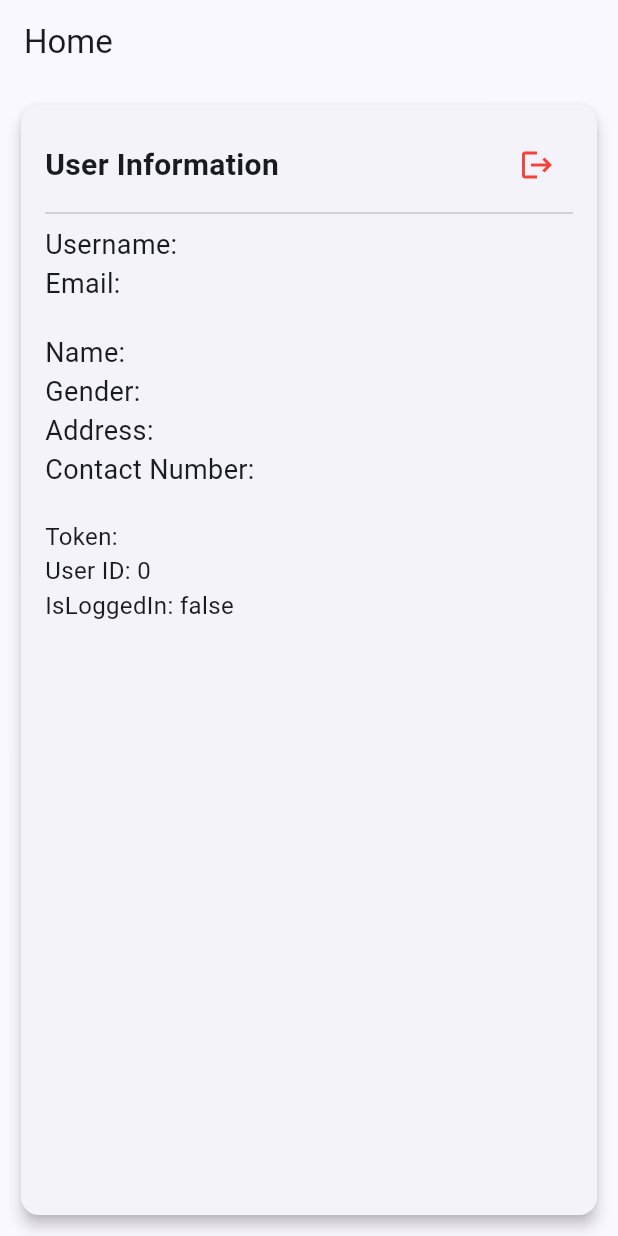
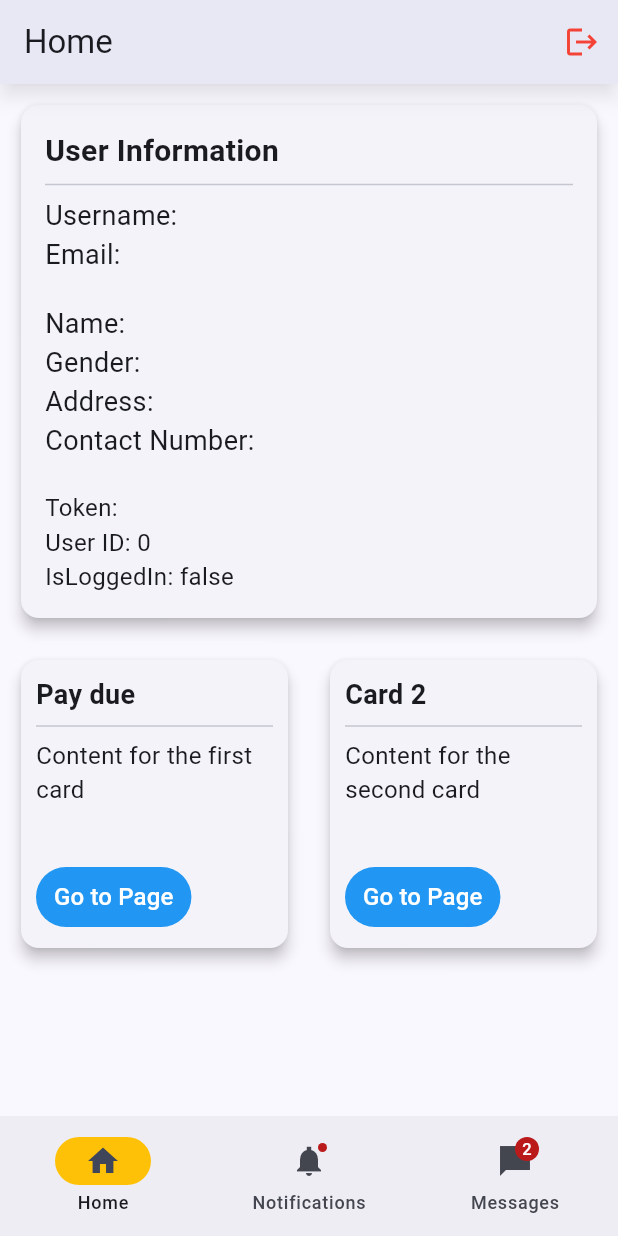
Before and after one commit to PleaseHelpNorvin/AManagement, a Flutter app: the Home screen opened directly with empty values, on a phone screen of 412 x 824 dp. Run offline on Flutter 3.47's test engine with Material 3 defaults, Android fonts, the light colour scheme and no system bars; our stand-ins replace hive, hive_flutter, shared_preferences; accounts and stored records are empty.

Commit message:
updates on mobile

```diff
--- a/Amanagement-mobile/amanagement_flutter/lib/main_app.dart
+++ b/Amanagement-mobile/amanagement_flutter/lib/main_app.dart
@@ -14,6 +14,7 @@ class MainApp extends StatelessWidget {
         ),
       ),
       home: const Login(),  // Navigate directly to the Login screen
+
     );
   }
 }
--- a/Amanagement-mobile/amanagement_flutter/lib/pages/home.dart
+++ b/Amanagement-mobile/amanagement_flutter/lib/pages/home.dart
@@ -1,7 +1,9 @@
-// import 'package:amanagement_flutter/model/authmodels/client_info.dart';
-// import 'package:amanagement_flutter/model/authmodels/user_info.dart';
-import '../model/authmodels/user.dart';
+import 'package:amanagement_flutter/model/authmodels/user.dart';
 import 'package:amanagement_flutter/pages/login.dart';
+import 'package:amanagement_flutter/pages/adminmessage.dart';
+import 'package:amanagement_flutter/pages/paydue.dart';
+import 'package:amanagement_flutter/pages/secondpage.dart';
+
 import 'package:amanagement_flutter/utils/httpmethods.dart';
 import 'package:flutter/material.dart';
 import 'package:hive/hive.dart';
@@ -24,18 +26,100 @@ class Home extends StatefulWidget {
   _HomeState createState() => _HomeState();
 }
 
+class _HomeState extends State<Home> {
+  int currentPageIndex = 0; // Track selected page
 
-class _HomeState extends State<Home> {
   @override
   Widget build(BuildContext context) {
     return Scaffold(
       appBar: AppBar(
       automaticallyImplyLeading: false,
       title: const Text("Home"),
+      elevation: 5.0,  // Sets the height of the shadow
+      shadowColor: Colors.black.withOpacity(0.4), // Set the color of the shadow
+      actions: [
+        IconButton(
+          icon: const Icon(Icons.logout, color: Colors.red),
+          onPressed: _logout,
         ),
-      body: Padding(
+      ],
+    ),
+      bottomNavigationBar: NavigationBar(
+        onDestinationSelected: (int index) {
+          setState(() {
+            currentPageIndex = index;
+          });
+        },
+        indicatorColor: Colors.amber,
+        selectedIndex: currentPageIndex,
+        destinations: const <Widget>[
+          NavigationDestination(
+            selectedIcon: Icon(Icons.home),
+            icon: Icon(Icons.home_outlined),
+            label: 'Home',
+          ),
+          NavigationDestination(
+            icon: Badge(child: Icon(Icons.notifications_sharp)),
+            label: 'Notifications',
+          ),
+          NavigationDestination(
+            icon: Badge(
+              label: Text('2'),
+              child: Icon(Icons.messenger_sharp),
+            ),
+            label: 'Messages',
+          ),
+        ],
+      ),
+      body: <Widget>[
+        // Home Page Content
+        Padding(
           padding: const EdgeInsets.all(10.0),
-        child: Card(
+          child: Column(
+            crossAxisAlignment: CrossAxisAlignment.start,
+            children: [
+              _buildUserInfoCard(),
+              const SizedBox(height: 20),
+              _buildSmallerCards(),
+            ],
+          ),
+        ),
+        // Notifications Page Content
+        const Padding(
+          padding: EdgeInsets.all(8.0),
+          child: Column(
+            children: <Widget>[
+              Card(
+                child: ListTile(
+                  leading: Icon(Icons.notifications_sharp),
+                  title: Text('Notification 1'),
+                  subtitle: Text('This is a notification'),
+                ),
+              ),
+              Card(
+                child: ListTile(
+                  leading: Icon(Icons.notifications_sharp),
+                  title: Text('Notification 2'),
+                  subtitle: Text('This is a notification'),
+                ),
+              ),
+            ],
+          ),
+        ),
+        // Messages Page Content
+        ListView.builder(
+          reverse: true,
+          itemCount: 2,
+          itemBuilder: (BuildContext context, int index) {
+            return _buildMessage(index);
+          },
+        ),
+      ][currentPageIndex], // Display content based on selected tab
+    );
+  }
+
+  Widget _buildUserInfoCard() {
+    return Card(
       elevation: 4,
       shape: RoundedRectangleBorder(
         borderRadius: BorderRadius.circular(12),
@@ -45,18 +129,9 @@ class _HomeState extends State<Home> {
         child: Column(
           crossAxisAlignment: CrossAxisAlignment.start,
           children: [
-                Row(
-                  mainAxisAlignment: MainAxisAlignment.spaceBetween,
-                  children: [
             const Text(
               "User Information",
               style: TextStyle(fontSize: 20, fontWeight: FontWeight.bold),
-                    ),
-                    IconButton(
-                      icon: const Icon(Icons.logout, color: Colors.red),
-                      onPressed: _logout,
-                    ),
-                  ],
             ),
             const Divider(),
             Text("Username: ${widget.userInfo.username}", style: const TextStyle(fontSize: 18)),
@@ -73,11 +148,152 @@ class _HomeState extends State<Home> {
           ],
         ),
       ),
+    );
+  }
+
+  // Widget _buildSmallerCards() {
+  //   return Row(
+  //     mainAxisAlignment: MainAxisAlignment.spaceBetween,
+  //     children: [
+  //       _buildCard(
+  //         "Pay due",
+  //         "Content for the first card",
+  //         () {
+  //           Navigator.push
+  //         }
+
+  //         ),
+  //       _buildCard("Card 2", "Content for the second card"),
+  //     ],
+  //   );
+  // }
+  Widget _buildSmallerCards() {
+  return Row(
+    mainAxisAlignment: MainAxisAlignment.spaceBetween,
+    children: [
+      _buildCard(
+        "Pay due",
+        "Content for the first card",
+        PayDuePage(), // Directly pass the widget class
+      ),
+      _buildCard(
+        "Card 2",
+        "Content for the second card",
+        SecondPage(), // Directly pass the widget class
+      ),
+    ],
+  );
+}
+
+Widget _buildCard(String title, String content, Widget page) {
+  return Container(
+    width: (MediaQuery.of(context).size.width - 40) / 2, // Half the width of the screen minus padding
+    height: 200,
+    child: Card(
+      elevation: 4,
+      shape: RoundedRectangleBorder(
+        borderRadius: BorderRadius.circular(12),
+      ),
+      child: Padding(
+        padding: const EdgeInsets.all(10.0),
+        child: Column(
+          crossAxisAlignment: CrossAxisAlignment.start,
+          children: [
+            Text(title, style: const TextStyle(fontSize: 18, fontWeight: FontWeight.bold)),
+            const Divider(),
+            Text(content, style: const TextStyle(fontSize: 16)),
+            const Spacer(), // Add spacer to push the button to the bottom
+            TextButton(
+              onPressed: () {
+                // Directly push the page class (no need for route name)
+                Navigator.push(
+                  context,
+                  MaterialPageRoute(builder: (context) => page),
+                );
+              },
+              child: const Text('Go to Page', style: TextStyle(fontSize: 16)),
+              style: TextButton.styleFrom(
+                foregroundColor: Colors.white, backgroundColor: Colors.blue, // Button background color
+              ),
+            ),
+          ],
+        ),
       ),
     ),
   );
 }
 
+
+
+//   Widget _buildCard(String title, String content, VoidCallback onPressed) {
+//   return Container(
+//     width: (MediaQuery.of(context).size.width - 40) / 2, // Half the width of the screen minus padding
+//     height: 200,
+//     child: Card(
+//       elevation: 4,
+//       shape: RoundedRectangleBorder(
+//         borderRadius: BorderRadius.circular(12),
+//       ),
+//       child: Padding(
+//         padding: const EdgeInsets.all(10.0),
+//         child: Column(
+//           crossAxisAlignment: CrossAxisAlignment.start,
+//           children: [
+//             Text(title, style: const TextStyle(fontSize: 18, fontWeight: FontWeight.bold)),
+//             const Divider(),
+//             Text(content, style: const TextStyle(fontSize: 16)),
+//             const Spacer(), // Add spacer to push the button to the bottom
+//             TextButton(
+//               onPressed: onPressed, // Action for button press
+//               child: const Text('Go to Page', style: TextStyle(fontSize: 16)),
+//               style: TextButton.styleFrom(
+//                 foregroundColor: Colors.white, backgroundColor: Colors.blue, // Button background color
+//               ),
+//             ),
+//           ],
+//         ),
+//       ),
+//     ),
+//   );
+// }
+
+
+  Widget _buildMessage(int index) {
+    return Align(
+      alignment: index == 0 ? Alignment.centerRight : Alignment.centerLeft,
+      child: Container(
+        margin: const EdgeInsets.all(8.0),
+        padding: const EdgeInsets.all(8.0),
+        decoration: BoxDecoration(
+          color: Theme.of(context).colorScheme.primary,
+          borderRadius: BorderRadius.circular(8.0),
+        ),
+        child: Text(
+          index == 0 ? 'Hello' : 'Hi!',
+          style: Theme.of(context).textTheme.bodyLarge!.copyWith(color: Theme.of(context).colorScheme.onPrimary),
+        ),
+      ),
+    );
+  }
+
+  void _logout() async {
+    try {
+      await logoutUser(widget.token, widget.userId);
+
+      final box = await Hive.openBox('accounts');
+      await box.delete('token');
+      await box.delete('userId');
+
+      // After successful logout, navigate to the login screen
+      Navigator.pushReplacement(
+        context,
+        MaterialPageRoute(builder: (context) => const Login()),
+      );
+    } catch (e) {
+      print("Error: $e");
+      _showErrorDialog("Failed to log out. Please try again.");
+    }
+  }
 
   void _showErrorDialog(String message) {
     showDialog(
@@ -98,44 +314,4 @@ class _HomeState extends State<Home> {
       },
     );
   }
-
-  // Function to log out the user and clear the Hive storage
-  // void _logout() async {
-  //   try {
-  //     await logoutUser(token, widget.userId);
-
-  //     final box = await Hive.openBox('accounts');
-  //     await box.delete('token');
-  //     await box.delete('userId');
-
-  //     // After successful logout, navigate to the login screen
-  //     Navigator.pushReplacement(
-  //       context,
-  //       MaterialPageRoute(builder: (context) => const Login()),
-  //     );
-  //   } catch (e) {
-  //     // Handle any errors (e.g., failed logout)
-  //     print("Error: $e");
-  //     _showErrorDialog("Failed to log out. Please try again.");
-  //   }
-  // }
-  void _logout() async {
-    try {
-      await logoutUser(widget.token, widget.userId);
-
-      final box = await Hive.openBox('accounts');
-      await box.delete('token');
-      await box.delete('userId');
-
-      // After successful logout, navigate to the login screen
-      Navigator.pushReplacement(
-        context,
-        MaterialPageRoute(builder: (context) => const Login()),
-      );
-    } catch (e) {
-      // Handle any errors (e.g., failed logout)
-      print("Error: $e");
-      _showErrorDialog("Failed to log out. Please try again.");
 }
-  }
-}
```
Also changed, not shown: Amanagement-mobile/amanagement_flutter/lib/components/navigationbar.dart (deleted, +0 -142 lines), Amanagement-mobile/amanagement_flutter/lib/pages/paydue.dart (added, +33 -0 lines), Amanagement-mobile/amanagement_flutter/lib/pages/secondpage.dart (added, +33 -0 lines), Amanagement-mobile/amanagement_flutter/lib/pages/adminmessage.dart (added), Amanagement-mobile/amanagement_flutter/lib/pages/notification.dart (added). Lines whose indentation alone changed are shown as unchanged.
